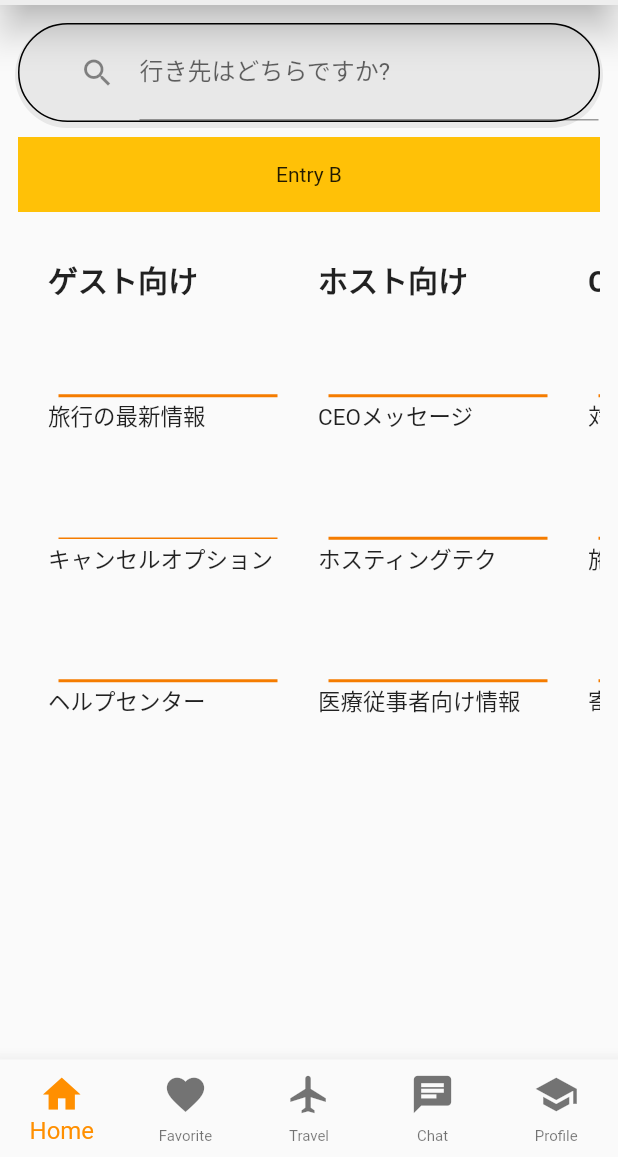
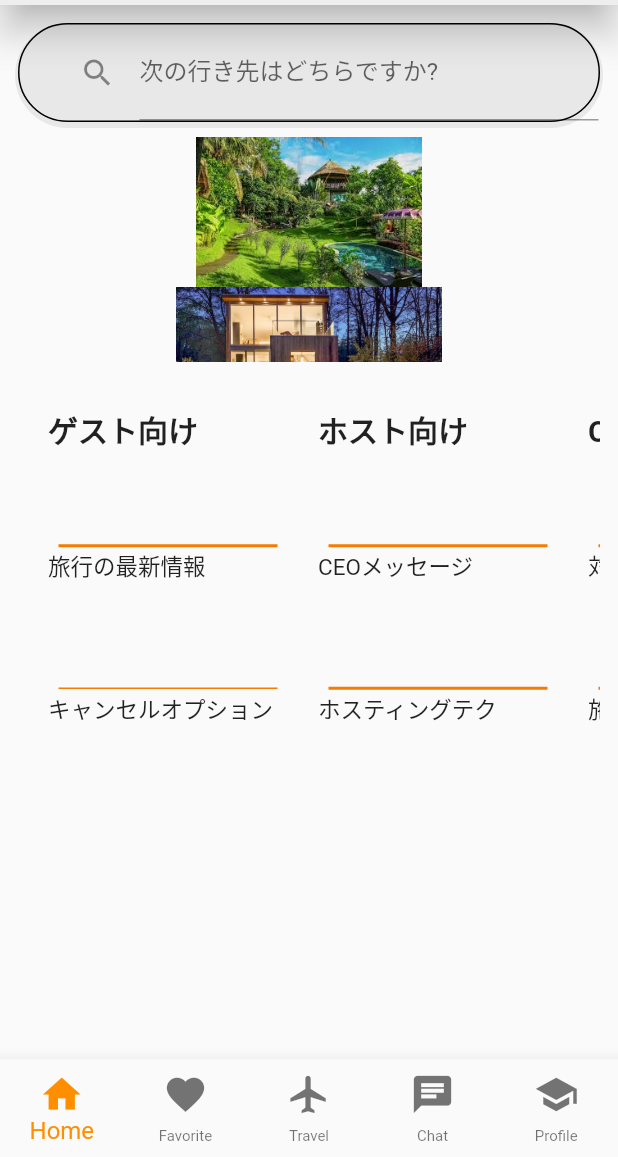
Before and after one commit to RYgithub1/layout_airbnb, a Flutter app: the screen it shows after launch, on a phone screen of 412 x 824 dp, the part 79-1236 px from its top. Run offline on Flutter 3.47's test engine with Material 2 defaults, Android fonts, the phone set to English and light mode, and no system bars.

Commit message:
add_images

```diff
--- a/lib/screens/top_screen.dart
+++ b/lib/screens/top_screen.dart
@@ -1,5 +1,6 @@
 import 'package:flutter/cupertino.dart';
 import 'package:flutter/material.dart';
+
 
 
 class TopScreen extends StatefulWidget {
@@ -83,7 +84,7 @@ class _TopScreenState extends State<TopScreen> {
                   decoration: InputDecoration(
                     icon: Icon(Icons.search),
                     // border: OutlineInputBorder(), // BoxDecoration側で吸収
-                    labelText: '行き先はどちらですか?',
+                    labelText: '次の行き先はどちらですか?',
                     hintText: 'hint: 一生に一度は行きたい場所',
                   ),
                   onChanged: null,
@@ -92,15 +93,31 @@ class _TopScreenState extends State<TopScreen> {
             ),
             SizedBox(height: 10.0),
             // ======= 体験の提供 ==================
-            Container(  // TODO: topOmage
-              height: 50,
-              color: Colors.amber[500],
-              child: const Center(child: Text('Entry B')),
+            Container(
+              height: 150,
+              child: ListView(
+                // scrollDirection: Axis.horizontal,  // 横並びにするとエラー
+                children: <Widget>[
+                  Container(
+                    child: ListView(
+                      shrinkWrap: true,
+                      physics: NeverScrollableScrollPhysics(),
+                      children: [
+                        Image.asset('assets/images/house01.jpeg' ,width:300,height:100),
+                        Image.asset('assets/images/house02.jpg' ,width:300,height:100),
+                        Image.asset('assets/images/house03.jpg' ,width:300,height:100),
+                        Image.asset('assets/images/house04.webp' ,width:300,height:100),
+                        Image.asset('assets/images/house05.jpg' ,width:300,height:100),
+                      ],
+                    )
+                  ),
+                ],
+              )
             ),
             SizedBox(height: 10.0),
             // ======= 説明内容 ==================
             Container(
-              height: 360,
+              height: 300,
               child: ListView(
                 scrollDirection: Axis.horizontal,
                 children: <Widget>[
--- a/pubspec.yaml
+++ b/pubspec.yaml
@@ -19,5 +19,5 @@ dev_dependencies:
 
 flutter:
   uses-material-design: true
-  # assets:
-  #   - images/a_dot_burr.jpeg
+  assets:
+    - assets/images/
```
Also changed, not shown: assets/images/house01.jpeg (added), assets/images/house02.jpg (added), assets/images/house03.jpg (added), assets/images/house04.webp (added), assets/images/house05.jpg (added), 1 other file.
